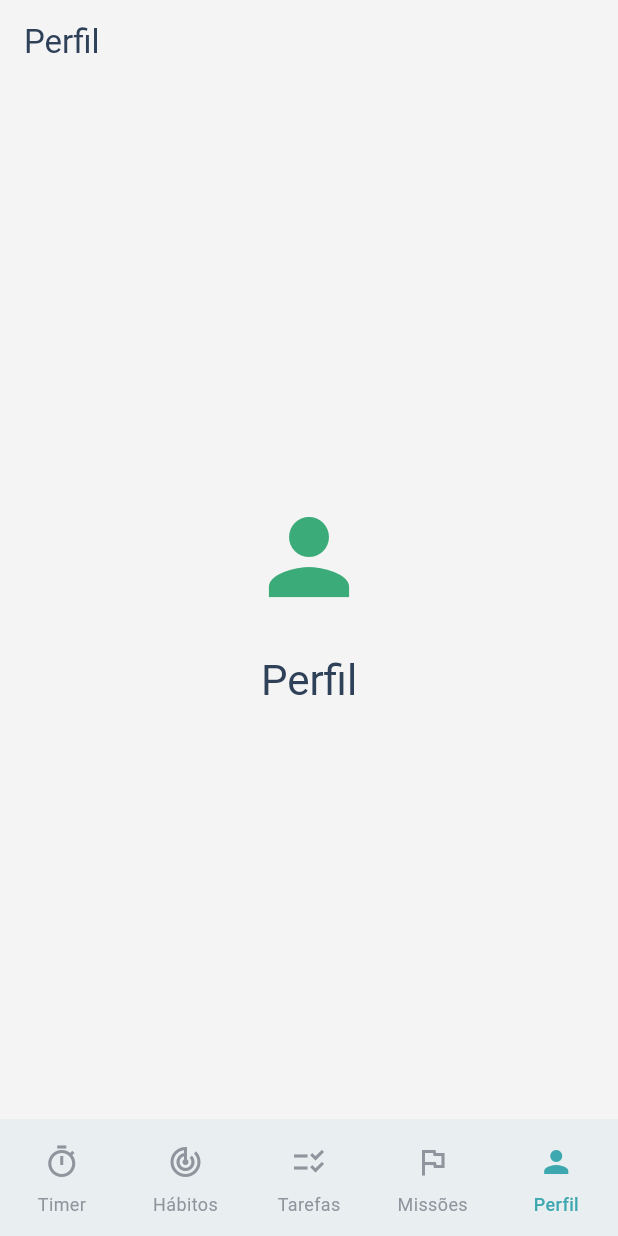
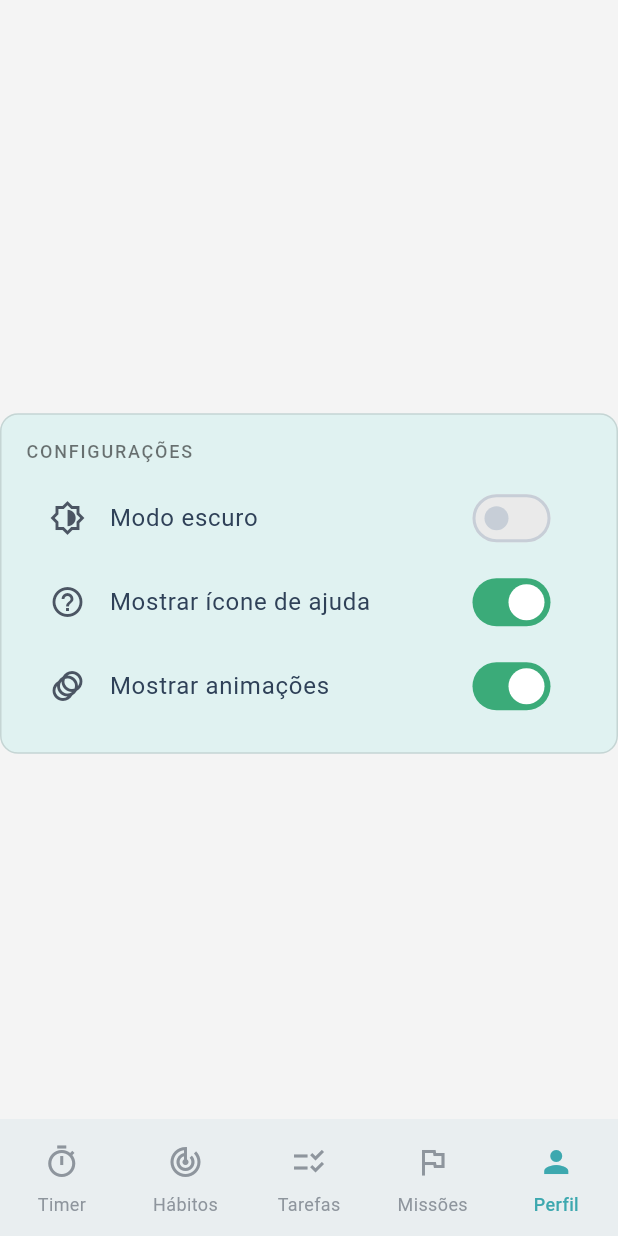
Before and after one commit to BrunaABraguin/mindease-app, a Flutter app: the screen it shows after launch, item 5 of the bottom bar chosen, on a phone screen of 412 x 824 dp. Run offline on Flutter 3.47's test engine with Material 3 defaults, Android fonts, the phone set to English and light mode, and no system bars; our stand-ins replace firebase_core, flutter_bloc, flutter_clean_architecture, flutter_dotenv, shared_preferences; accounts and stored records are empty.

Commit message:
Implement user preferences management with ProfileCubit, add authentication use cases, and refactor app structure for improved state handling

```diff
--- a/lib/main.dart
+++ b/lib/main.dart
@@ -1,10 +1,13 @@
 import 'dart:developer' as developer;
+
 import 'package:firebase_core/firebase_core.dart';
 import 'package:flutter/material.dart';
 import 'package:flutter_bloc/flutter_bloc.dart';
 import 'package:flutter_dotenv/flutter_dotenv.dart';
 import 'package:mindease_app/firebase_options.dart';
 import 'package:mindease_app/src/app/navigator.dart';
+import 'package:mindease_app/src/app/pages/profile/profile_controller.dart';
+import 'package:mindease_app/src/data/repositories/preferences_repository.dart';
 import 'package:mindease_app/src/data/repositories/timer_repository.dart'
     as repo;
 import 'package:mindease_app/theme.dart';
@@ -17,6 +20,7 @@ Future<void> main() async {
       options: DefaultFirebaseOptions.currentPlatform,
     );
     Bloc.observer = const AppBlocObserver();
+
     runApp(const Mindease());
   } on Object catch (error, stack) {
     developer.log('[Bootstrap error] $error\n$stack', name: 'Bootstrap');
@@ -65,7 +69,19 @@ class Mindease extends StatelessWidget {
 
   @override
   Widget build(BuildContext context) {
-    return BlocProvider(create: (_) => ThemeCubit(), child: const AppView());
+    final preferencesRepository = PreferencesRepository();
+    final timerRepository = repo.TimerRepository();
+    return MultiRepositoryProvider(
+      providers: [
+        RepositoryProvider.value(value: preferencesRepository),
+        RepositoryProvider.value(value: timerRepository),
+      ],
+      child: BlocProvider<ProfileCubit>(
+        create: (_) =>
+            ProfileCubit(preferencesRepository: preferencesRepository),
+        child: const AppView(),
+      ),
+    );
   }
 }
 
@@ -74,33 +90,16 @@ class AppView extends StatelessWidget {
 
   @override
   Widget build(BuildContext context) {
-    return BlocBuilder<ThemeCubit, ThemeData>(
-      builder: (_, theme) {
+    return BlocBuilder<ProfileCubit, ProfileState>(
+      builder: (context, state) {
+        final isDark = state.preferences.darkTheme;
+        final timerRepository = context.read<repo.TimerRepository>();
         return MaterialApp(
           debugShowCheckedModeBanner: false,
-          theme: theme,
-          home: AppNavigator(
-            onToggleTheme: context.read<ThemeCubit>().toggleTheme,
-            timerRepository: repo.TimerRepository(),
-          ),
+          theme: isDark ? AppTheme.darkTheme : AppTheme.lightTheme,
+          home: AppNavigator(timerRepository: timerRepository),
         );
       },
     );
   }
 }
-
-/// {@template brightness_cubit}
-/// A simple [Cubit] that manages the [ThemeData] as its state.
-/// {@endtemplate}
-class ThemeCubit extends Cubit<ThemeData> {
-  /// {@macro brightness_cubit}
-  ThemeCubit() : super(_lightTheme);
-
-  static final _lightTheme = AppTheme.lightTheme;
-  static final _darkTheme = AppTheme.darkTheme;
-
-  /// Toggles the current brightness between light and dark.
-  void toggleTheme() {
-    emit(state.brightness == Brightness.dark ? _lightTheme : _darkTheme);
-  }
-}
--- a/lib/src/app/navigator.dart
+++ b/lib/src/app/navigator.dart
@@ -14,12 +14,8 @@ import 'package:mindease_app/src/data/repositories/timer_repository.dart'
 class AppNavigator extends StatefulWidget {
   const AppNavigator({
     super.key,
-    this.onToggleTheme,
     required this.timerRepository,
   });
-
-  /// Callback used by the theme toggle action.
-  final VoidCallback? onToggleTheme;
 
   /// The timer repository to use.
   final repo.TimerRepository timerRepository;
@@ -82,14 +78,6 @@ class _AppNavigatorState extends State<AppNavigator> {
                     selectedIndex: _selectedIndex,
                     labelType: NavigationRailLabelType.all,
                     groupAlignment: AppSizes.navigationRailAlignment,
-                    leading: Padding(
-                      padding: const EdgeInsets.only(top: AppSizes.paddingXs),
-                      child: IconButton(
-                        tooltip: AppStrings.toggleTheme,
-                        onPressed: widget.onToggleTheme,
-                        icon: const Icon(AppIcons.theme),
-                      ),
-                    ),
                     onDestinationSelected: onSelect,
                     destinations: _destinations
                         .map(
--- a/lib/src/app/pages/profile/profile_controller.dart
+++ b/lib/src/app/pages/profile/profile_controller.dart
@@ -1,11 +1,44 @@
 import 'package:flutter_bloc/flutter_bloc.dart';
+import 'package:mindease_app/src/data/repositories/preferences_repository.dart';
+import 'package:mindease_app/src/domain/entities/preferences.dart';
 
 class ProfileCubit extends Cubit<ProfileState> {
-  ProfileCubit() : super(const ProfileState());
+  ProfileCubit({required PreferencesRepository preferencesRepository})
+    : _repo = preferencesRepository,
+      super(ProfileState(preferences: Preferences.defaultValues())) {
+    _loadPreferences();
+  }
+  final PreferencesRepository _repo;
 
-  // TODO: Add profile logic here
+  Future<void> _loadPreferences() async {
+    final loaded = await _repo.loadPreferences();
+    emit(state.copyWith(preferences: loaded));
+  }
+
+  Future<void> setDarkTheme(bool value) async {
+    final updated = state.preferences.copyWith(darkTheme: value);
+    await _repo.savePreferences(updated);
+    emit(state.copyWith(preferences: updated));
+  }
+
+  Future<void> setShowHelpIcon(bool value) async {
+    final updated = state.preferences.copyWith(showHelpIcons: value);
+    await _repo.savePreferences(updated);
+    emit(state.copyWith(preferences: updated));
+  }
+
+  Future<void> setShowAnimations(bool value) async {
+    final updated = state.preferences.copyWith(showAnimations: value);
+    await _repo.savePreferences(updated);
+    emit(state.copyWith(preferences: updated));
+  }
 }
 
 class ProfileState {
-  const ProfileState();
+  const ProfileState({required this.preferences});
+  final Preferences preferences;
+
+  ProfileState copyWith({Preferences? preferences}) {
+    return ProfileState(preferences: preferences ?? this.preferences);
+  }
 }
--- a/lib/src/app/pages/profile/profile_view.dart
+++ b/lib/src/app/pages/profile/profile_view.dart
@@ -9,35 +9,73 @@ class ProfilePage extends StatelessWidget {
 
   @override
   Widget build(BuildContext context) {
-    return BlocProvider(
-      create: (_) => ProfileCubit(),
-      child: const ProfileView(),
-    );
+    return const ProfileView();
   }
 }
 
-class ProfileView extends StatelessWidget {
+class ProfileView extends StatefulWidget {
   const ProfileView({super.key});
 
   @override
+  State<ProfileView> createState() => _ProfileViewState();
+}
+
+class _ProfileViewState extends State<ProfileView> {
+  @override
   Widget build(BuildContext context) {
     return Scaffold(
-      appBar: AppBar(title: const Text(AppStrings.profile)),
       body: BlocBuilder<ProfileCubit, ProfileState>(
         builder: (context, state) {
+          final preferences = state.preferences;
           return Center(
             child: Column(
               mainAxisAlignment: MainAxisAlignment.center,
               children: [
-                Icon(
-                  AppIcons.profile,
-                  size: AppSizes.iconLarge,
-                  color: Theme.of(context).colorScheme.primary,
-                ),
-                const SizedBox(height: AppSizes.spacingL),
-                Text(
-                  AppStrings.profile,
-                  style: Theme.of(context).textTheme.headlineMedium,
+                const SizedBox(height: 32),
+                Container(
+                  padding: const EdgeInsets.all(16),
+                  decoration: BoxDecoration(
+                    color: Colors.teal.shade50,
+                    borderRadius: BorderRadius.circular(12),
+                    border: Border.all(color: Colors.black12),
+                  ),
+                  child: Column(
+                    crossAxisAlignment: CrossAxisAlignment.start,
+                    children: [
+                      const Text(
+                        'CONFIGURAÇÕES',
+                        style: TextStyle(
+                          fontSize: 12,
+                          letterSpacing: 1.2,
+                          color: Colors.black54,
+                          fontWeight: FontWeight.w500,
+                        ),
+                      ),
+                      const SizedBox(height: 8),
+                      SwitchListTile(
+                        value: preferences.darkTheme,
+                        onChanged: (v) {
+                          context.read<ProfileCubit>().setDarkTheme(v);
+                        },
+                        title: const Text('Modo escuro'),
+                        secondary: const Icon(AppIcons.theme),
+                      ),
+                      SwitchListTile(
+                        value: preferences.showHelpIcons,
+                        onChanged: (v) =>
+                            context.read<ProfileCubit>().setShowHelpIcon(v),
+                        title: const Text('Mostrar ícone de ajuda'),
+                        secondary: const Icon(Icons.help_outline),
+                      ),
+                      SwitchListTile(
+                        value: preferences.showAnimations,
+                        onChanged: (v) =>
+                            context.read<ProfileCubit>().setShowAnimations(v),
+                        title: const Text('Mostrar animações'),
+                        secondary: const Icon(Icons.animation_outlined),
+                      ),
+                    ],
+                  ),
                 ),
               ],
             ),
--- a/lib/src/app/utils/app_constants_values.dart
+++ b/lib/src/app/utils/app_constants_values.dart
@@ -4,4 +4,5 @@ class AppConstants {
   // Timer blink logic
   static const double blinkThreshold = 0.5;
   static const double blinkMinOpacity = 0.2;
+  static const String kPrefsKeyUserPreferences = 'user_preferences';
 }
--- /dev/null
+++ b/lib/src/domain/entities/preferences.dart
@@ -0,0 +1,45 @@
+class Preferences {
+  const Preferences({
+    required this.showHelpIcons,
+    required this.showAnimations,
+    required this.darkTheme,
+  });
+
+  factory Preferences.fromMap(Map<String, dynamic> map) {
+    final defaults = defaultValues();
+    return Preferences(
+      showHelpIcons: map['showHelpIcons'] ?? defaults.showHelpIcons,
+      showAnimations: map['showAnimations'] ?? defaults.showAnimations,
+      darkTheme: map['darkTheme'] ?? defaults.darkTheme,
+    );
+  }
+
+  static Preferences defaultValues() => const Preferences(
+    showHelpIcons: true,
+    showAnimations: true,
+    darkTheme: false,
+  );
+  final bool showHelpIcons;
+  final bool showAnimations;
+  final bool darkTheme;
+
+  Preferences copyWith({
+    bool? showHelpIcons,
+    bool? showAnimations,
+    bool? darkTheme,
+  }) {
+    return Preferences(
+      showHelpIcons: showHelpIcons ?? this.showHelpIcons,
+      showAnimations: showAnimations ?? this.showAnimations,
+      darkTheme: darkTheme ?? this.darkTheme,
+    );
+  }
+
+  Map<String, dynamic> toMap() {
+    return {
+      'showHelpIcons': showHelpIcons,
+      'showAnimations': showAnimations,
+      'darkTheme': darkTheme,
+    };
+  }
+}
```
Also changed, not shown: lib/src/app/widgets/help_icon_button.dart (+7 -0 lines), lib/src/data/repositories/preferences_repository.dart (added, +28 -0 lines), lib/src/domain/entities/auth_user.dart (added, +30 -0 lines), lib/src/domain/repositories/auth_repository.dart (added, +8 -0 lines), lib/src/domain/usecases/auth/get_auth_state_usecase.dart (added, +12 -0 lines), lib/src/domain/usecases/auth/sign_in_with_google_usecase.dart (added, +12 -0 lines), lib/src/domain/usecases/auth/sign_out_usecase.dart (added, +10 -0 lines), 3 other files.
